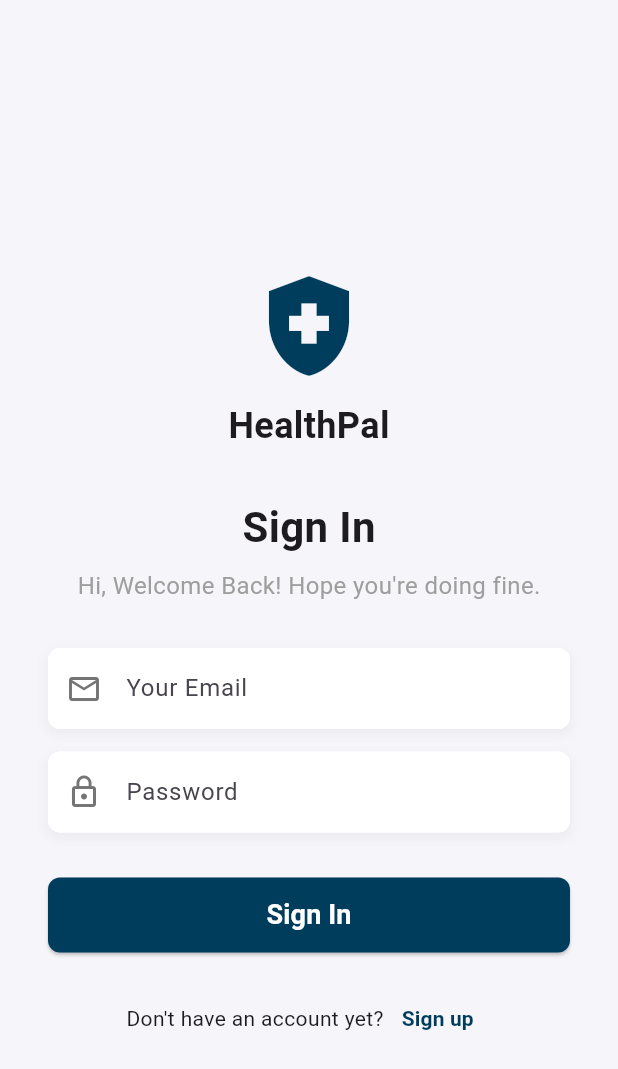
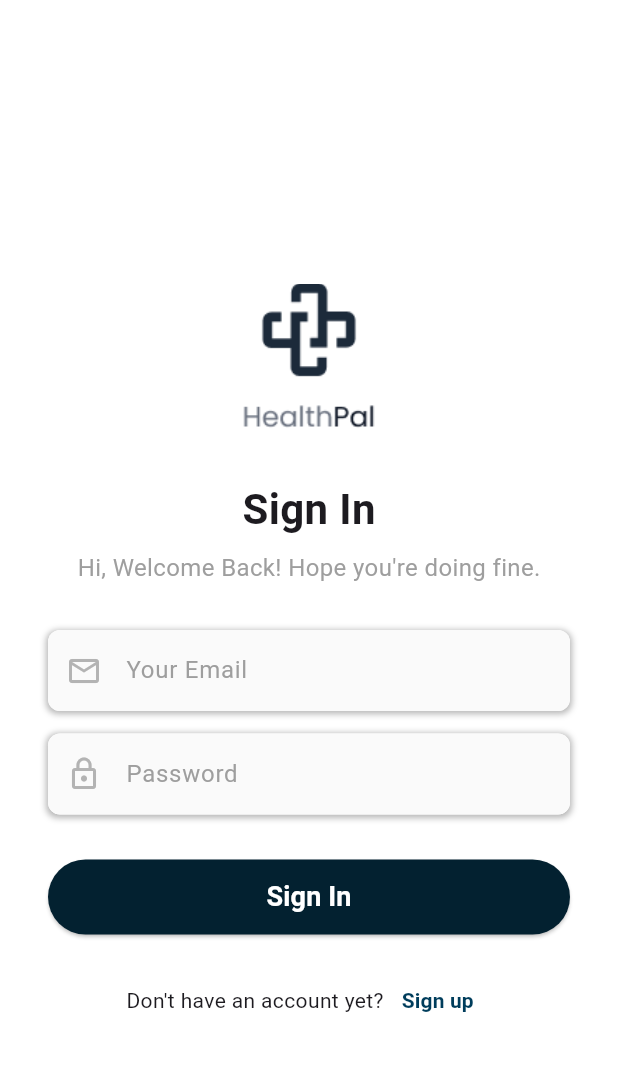
Before and after one commit to sintadewi21/HealthPalProject, a Flutter app: the screen it shows after launch, after a tap on "Create Account", after a tap on "Sign In", on a phone screen of 412 x 824 dp. Shown: the top 1069 px of the screen. Run offline on Flutter 3.47's test engine with Material 3 defaults, Android fonts, the phone set to English and light mode, and no system bars; our stand-ins replace supabase_flutter; accounts and stored records are empty.

Commit message:
Perbaikan Autentikasi

```diff
--- a/lib/sign_in.dart
+++ b/lib/sign_in.dart
@@ -131,10 +131,10 @@ class _SignInScreenState extends State<SignInScreen> {
         borderRadius: BorderRadius.circular(8),
         boxShadow: [
           BoxShadow(
-            color: Colors.grey.withOpacity(0.1),
+            color: const Color.fromARGB(255, 183, 183, 183),
             spreadRadius: 1,
-            blurRadius: 5,
-            offset: const Offset(0, 3),
+            blurRadius: 3,
+            offset: const Offset(0, 1),
           ),
         ],
       ),
@@ -144,14 +144,19 @@ class _SignInScreenState extends State<SignInScreen> {
         keyboardType: keyboardType,
         decoration: InputDecoration(
           hintText: hint,
-          prefixIcon: Icon(icon, color: Colors.grey[600]),
+          hintStyle: TextStyle(color: Colors.grey[500]),
+          prefixIcon: Icon(icon, color: const Color.fromARGB(255, 179, 179, 179)),
           border: OutlineInputBorder(
             borderRadius: BorderRadius.circular(8),
             borderSide: BorderSide.none,
           ),
           filled: true,
-          fillColor: Colors.white,
+          fillColor: const Color.fromARGB(255, 250, 250, 250),
           contentPadding: const EdgeInsets.symmetric(vertical: 15.0, horizontal: 20.0),
+        ),
+        style: TextStyle(
+          color: const Color.fromARGB(255, 50, 50, 50), // Warna teks input (abunya)
+          fontSize: 16,
         ),
       ),
     );
@@ -160,7 +165,7 @@ class _SignInScreenState extends State<SignInScreen> {
   @override
   Widget build(BuildContext context) {
     return Scaffold(
-      backgroundColor: const Color(0xFFF5F5FA),
+      backgroundColor: const Color.fromARGB(255, 255, 255, 255), // Warna lavender/grey muda (background aplikasi)
       appBar: AppBar(
         backgroundColor: Colors.transparent,
         elevation: 0,
@@ -171,16 +176,10 @@ class _SignInScreenState extends State<SignInScreen> {
           child: Column(
             mainAxisAlignment: MainAxisAlignment.center,
             children: <Widget>[
-              // LOGO HEALTHPAL
-              const Icon(
-                Icons.health_and_safety,
-                size: 80,
-                color: Color(0xFF003D5C),
-              ),
-              const SizedBox(height: 10),
-              const Text(
-                'HealthPal',
-                style: TextStyle(fontSize: 24, fontWeight: FontWeight.bold),
+              Image.asset(
+                'assets/images/logo.png', // Ganti dengan nama file gambar kamu
+                width: 100, // Sesuaikan ukuran lebar gambar
+                height: 100, // Sesuaikan ukuran tinggi gambar
               ),
               const SizedBox(height: 30),
               const Text(
@@ -245,10 +244,10 @@ class _SignInScreenState extends State<SignInScreen> {
                 child: ElevatedButton(
                   onPressed: _isLoading ? null : _signIn,
                   style: ElevatedButton.styleFrom(
-                    backgroundColor: const Color(0xFF003D5C),
+                    backgroundColor: const Color.fromARGB(255, 3, 33, 48),
                     foregroundColor: Colors.white,
                     shape: RoundedRectangleBorder(
-                      borderRadius: BorderRadius.circular(8),
+                      borderRadius: BorderRadius.circular(40),
                     ),
                   ),
                   child: _isLoading
--- a/lib/sign_up.dart
+++ b/lib/sign_up.dart
@@ -15,12 +15,10 @@ class SignUpScreen extends StatefulWidget {
 
 class _SignUpScreenState extends State<SignUpScreen> {
   // Controller untuk menangani input
-  final _nameController = TextEditingController();
   final _emailController = TextEditingController();
   final _passwordController = TextEditingController();
 
   // --- STATE UNTUK MENYIMPAN PESAN ERROR INLINE ---
-  String? _nameError;
   String? _emailError;
   String? _passwordError;
   // ---------------------------------------------
@@ -30,7 +28,6 @@ class _SignUpScreenState extends State<SignUpScreen> {
 
   @override
   void dispose() {
-    _nameController.dispose();
     _emailController.dispose();
     _passwordController.dispose();
     super.dispose();
@@ -38,7 +35,6 @@ class _SignUpScreenState extends State<SignUpScreen> {
 
   // Fungsi untuk membersihkan semua pesan error
   void _clearErrors() {
-    _nameError = null;
     _emailError = null;
     _passwordError = null;
   }
@@ -47,7 +43,6 @@ class _SignUpScreenState extends State<SignUpScreen> {
   void _signUp() async {
     // 1. Ambil nilai dari Controller
     final email = _emailController.text.trim();
-    final name = _nameController.text.trim();
     final password = _passwordController.text.trim();
     bool hasError = false;
 
@@ -55,12 +50,6 @@ class _SignUpScreenState extends State<SignUpScreen> {
     _clearErrors();
 
     // --- 2. VALIDASI LOKAL (sebelum kirim ke Supabase) ---
-
-    // Validasi Nama
-    if (name.isEmpty) {
-      _nameError = 'Name is required.';
-      hasError = true;
-    }
 
     // Validasi Email: Kosong
     if (email.isEmpty) {
@@ -107,7 +96,7 @@ class _SignUpScreenState extends State<SignUpScreen> {
         // 5. Simpan Data Profil (Nama) ke Tabel 'profiles'
         await supabase
           .from('profiles')
-          .insert({'id': userId, 'full_name': name});
+          .insert({'id': userId, 'email': email});
 
         // FIX: LANGSUNG NAVIGASI ke FillProfileScreen
         Navigator.of(context).pushReplacement(
@@ -151,14 +140,15 @@ class _SignUpScreenState extends State<SignUpScreen> {
 }) {
   return Container(
       decoration: BoxDecoration(
-        color: Colors.white,
-        borderRadius: BorderRadius.circular(8),
+        color: const Color.fromARGB(255, 247, 246, 246),
+        borderRadius: BorderRadius.circular(12),
+        border: Border.all(color: Colors.grey.shade300),
         boxShadow: [
           BoxShadow(
-            color: Colors.grey.withOpacity(0.1),
+            color: Colors.grey.withOpacity(0.05),
             spreadRadius: 1,
-            blurRadius: 5,
-            offset: const Offset(0, 3),
+            blurRadius: 3,
+            offset: const Offset(0, 2),
           ),
       ],
     ),
@@ -168,16 +158,19 @@ class _SignUpScreenState extends State<SignUpScreen> {
       keyboardType: keyboardType,
       decoration: InputDecoration(
         hintText: hint,
-          prefixIcon: Icon(icon, color: Colors.grey[600]),
-
-          // Pastikan border tetap bersih meskipun ada error
+        hintStyle: TextStyle(color: Colors.grey[500]), // Warna hint text (abunya)
+        prefixIcon: Icon(icon, color: const Color.fromARGB(255, 179, 179, 179)),
         border: OutlineInputBorder(
           borderRadius: BorderRadius.circular(8),
           borderSide: BorderSide.none,
         ),
         filled: true,
-          fillColor: Colors.white,
+        fillColor: const Color.fromARGB(255, 250, 250, 250),
         contentPadding: const EdgeInsets.symmetric(vertical: 15.0, horizontal: 20.0),
+      ),
+      style: TextStyle(
+        color: const Color.fromARGB(255, 50, 50, 50), // Warna teks input (abunya)
+        fontSize: 16,
       ),
     ),
   );
@@ -189,7 +182,7 @@ class _SignUpScreenState extends State<SignUpScreen> {
   Widget build(BuildContext context) {
     // KITA TAMBAHKAN BACKGROUND COLOR SPESIFIK DI SINI (mirip di screenshot)
     return Scaffold(
-      backgroundColor: const Color(0xFFF5F5FA), // Warna lavender/grey muda (background aplikasi)
+      backgroundColor: const Color.fromARGB(255, 255, 255, 255), // Warna lavender/grey muda (background aplikasi)
       appBar: AppBar(
         backgroundColor: Colors.transparent,
         elevation: 0,
@@ -201,15 +194,10 @@ class _SignUpScreenState extends State<SignUpScreen> {
             mainAxisAlignment: MainAxisAlignment.center,
             children: <Widget>[
               // LOGO HEALTHPAL
-              const Icon(
-                Icons.health_and_safety,
-                size: 80,
-                color: Color(0xFF003D5C),
-              ),
-              const SizedBox(height: 10),
-              const Text(
-                'HealthPal',
-                style: TextStyle(fontSize: 24, fontWeight: FontWeight.bold),
+              Image.asset(
+                'assets/images/logo.png', // Ganti dengan nama file gambar kamu
+                width: 100, // Sesuaikan ukuran lebar gambar
+                height: 100, // Sesuaikan ukuran tinggi gambar
               ),
               const SizedBox(height: 30),
               const Text(
@@ -222,27 +210,6 @@ class _SignUpScreenState extends State<SignUpScreen> {
                 style: TextStyle(fontSize: 16, color: Colors.grey),
               ),
               const SizedBox(height: 30),
-
-              // INPUT: Your Name (TEKS ERROR DI TAMPILAN BACKGROUND APP)
-              Column(
-                crossAxisAlignment: CrossAxisAlignment.start,
-                children: [
-                  _buildTextField(
-                    controller: _nameController,
-                    hint: 'Full Name',
-                    icon: Icons.person_outline,
-                  ),
-                  if (_nameError != null)
-                    Padding(
-                      padding: const EdgeInsets.only(left: 12.0, top: 4.0),
-                      child: Text(
-                        _nameError!,
-                        style: const TextStyle(color: Colors.red, fontSize: 13),
-                      ),
-                    ),
-                ],
-              ),
-              const SizedBox(height: 15),
 
               // INPUT: Your Email (TEKS ERROR DI TAMPILAN BACKGROUND APP)
               Column(
@@ -295,10 +262,10 @@ class _SignUpScreenState extends State<SignUpScreen> {
                 child: ElevatedButton(
                   onPressed: _isLoading ? null : _signUp,
                   style: ElevatedButton.styleFrom(
-                    backgroundColor: const Color(0xFF003D5C),
+                    backgroundColor: const Color.fromARGB(255, 3, 33, 48),
                     foregroundColor: Colors.white,
                     shape: RoundedRectangleBorder(
-                      borderRadius: BorderRadius.circular(8),
+                      borderRadius: BorderRadius.circular(40),
                     ),
                   ),
                   child: _isLoading
--- a/pubspec.yaml
+++ b/pubspec.yaml
@@ -26,4 +26,4 @@ dev_dependencies:
 flutter:
   uses-material-design: true
   assets:
-    # Tambahkan aset jika diperlukan
+    - assets/images/logo.png
```
Also changed, not shown: lib/fill_profile.dart (+22 -51 lines), lib/homepage.dart (+6 -5 lines), assets/images/logo.png (added), 1 other file. Lines whose indentation alone changed are shown as unchanged.
